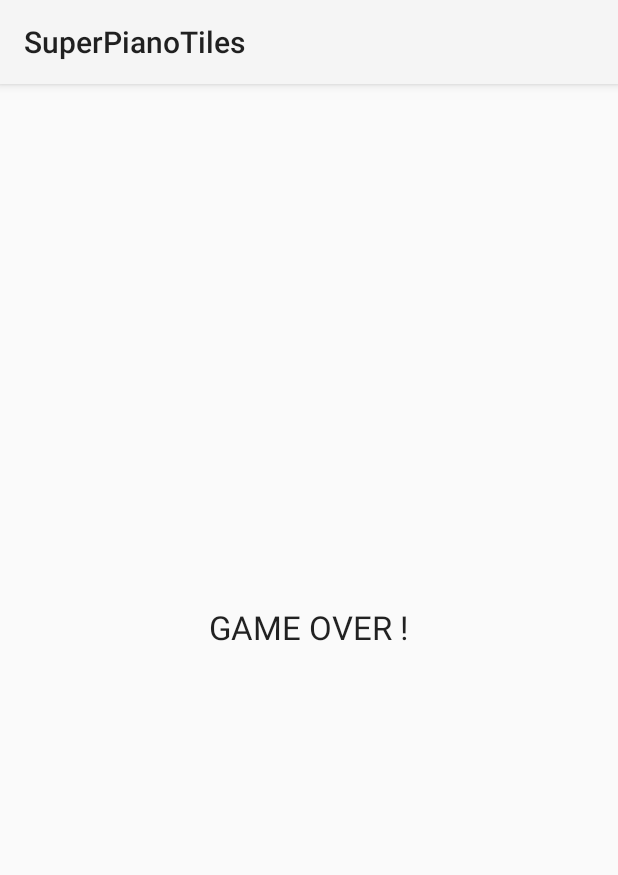
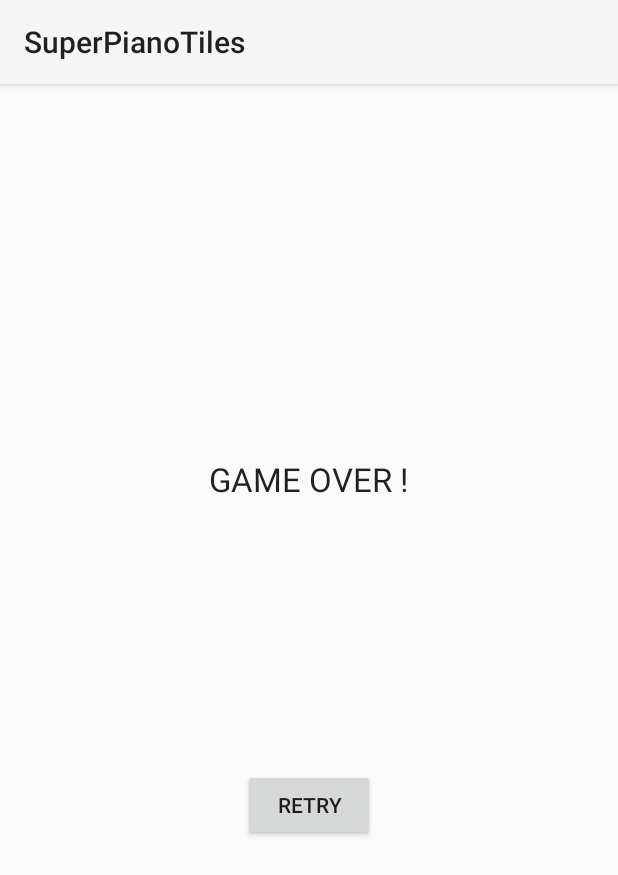
Before and after one commit to Jak-p/SuperPianoTiles, an Android app: the layout game_over.xml on its own in the app's theme, with its tools: preview values and no code run, on a phone screen of 412 x 824 dp. Shown: the top 875 px of the screen. Run offline under Robolectric (Android 15) with nearby library versions, the phone set to English and light mode, and no system bars.

Commit message:
game over

```diff
--- a/app/src/main/java/fr/ups/sim/superpianotiles/TilesStartActivity.java
+++ b/app/src/main/java/fr/ups/sim/superpianotiles/TilesStartActivity.java
@@ -7,6 +7,7 @@ import android.view.Menu;
 import android.view.MenuItem;
 import android.view.MotionEvent;
 import android.view.View;
+import android.widget.TextView;
 
 import java.util.Timer;
 import java.util.TimerTask;
@@ -119,13 +120,14 @@ public class TilesStartActivity extends Activity {
 
                     //this.game.newTile();
                     this.tilesView.setGame(this.game);
-
+                    this.game.incrementeScore();
                     this.tilesView.invalidate();
                  }
                 else {
                     this.t.cancel();
                     //this.th.interrupt();
                     setContentView(R.layout.game_over);
+                    ((TextView)findViewById(R.id.textView2)).setText("Your score is "+this.game.getScore());
                 }
                 break;
         }
--- a/app/src/main/res/layout/game_over.xml
+++ b/app/src/main/res/layout/game_over.xml
@@ -1,12 +1,8 @@
 <?xml version="1.0" encoding="utf-8"?>
-<LinearLayout xmlns:android="http://schemas.android.com/apk/res/android"
+<RelativeLayout xmlns:android="http://schemas.android.com/apk/res/android"
     android:orientation="vertical" android:layout_width="match_parent"
     android:layout_height="match_parent">
 
-    <FrameLayout
-        android:layout_width="match_parent"
-        android:layout_height="match_parent"
-        android:layout_gravity="center_horizontal">
 
         <TextView
             android:layout_width="wrap_content"
@@ -14,12 +10,31 @@
             android:textAppearance="?android:attr/textAppearanceLarge"
             android:text="@string/game_over"
             android:id="@+id/textView"
-            android:layout_gravity="center" />
+            android:layout_gravity="center"
+            android:layout_above="@+id/textView2"
+            android:layout_centerHorizontal="true"
+            android:layout_marginBottom="47dp" />
 
         <ImageView
             android:layout_width="wrap_content"
             android:layout_height="wrap_content"
             android:id="@+id/imageView"
             android:layout_gravity="left|top" />
-    </FrameLayout>
-</LinearLayout>
+
+    <TextView
+        android:layout_width="wrap_content"
+        android:layout_height="wrap_content"
+        android:textAppearance="?android:attr/textAppearanceLarge"
+        android:id="@+id/textView2"
+        android:layout_centerVertical="true"
+        android:layout_centerHorizontal="true" />
+
+    <Button
+        android:layout_width="wrap_content"
+        android:layout_height="wrap_content"
+        android:text="RETRY"
+        android:id="@+id/button"
+        android:layout_below="@+id/textView2"
+        android:layout_centerHorizontal="true"
+        android:layout_marginTop="58dp" />
+</RelativeLayout>
```
Also changed, not shown: 2 other files.
